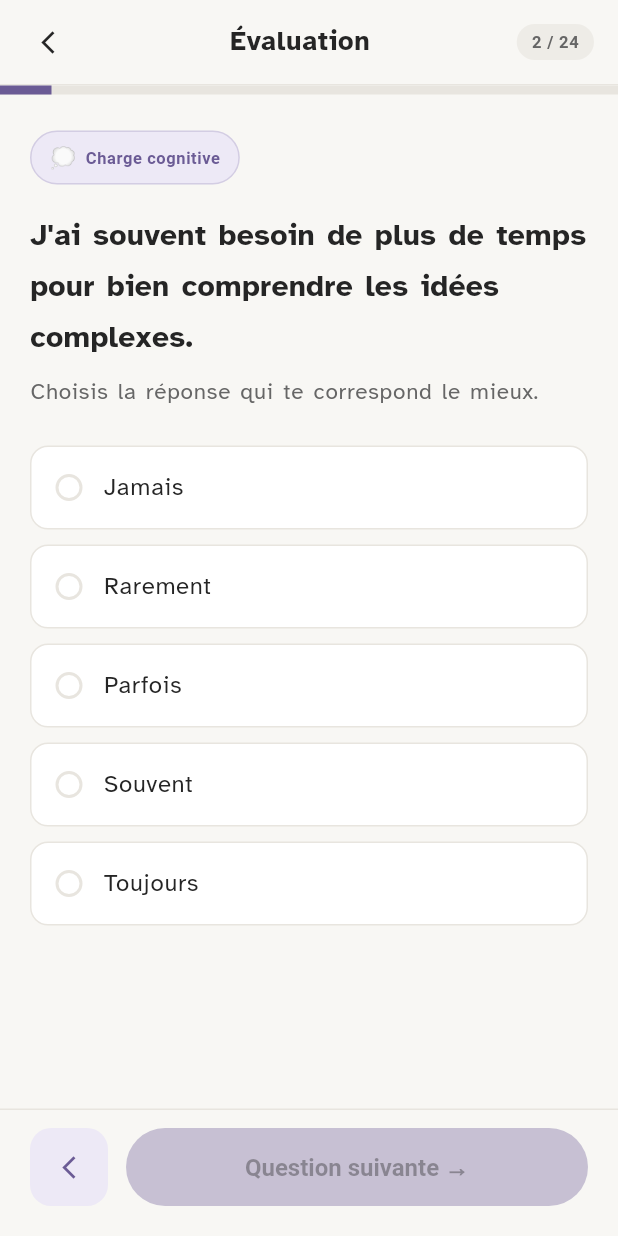
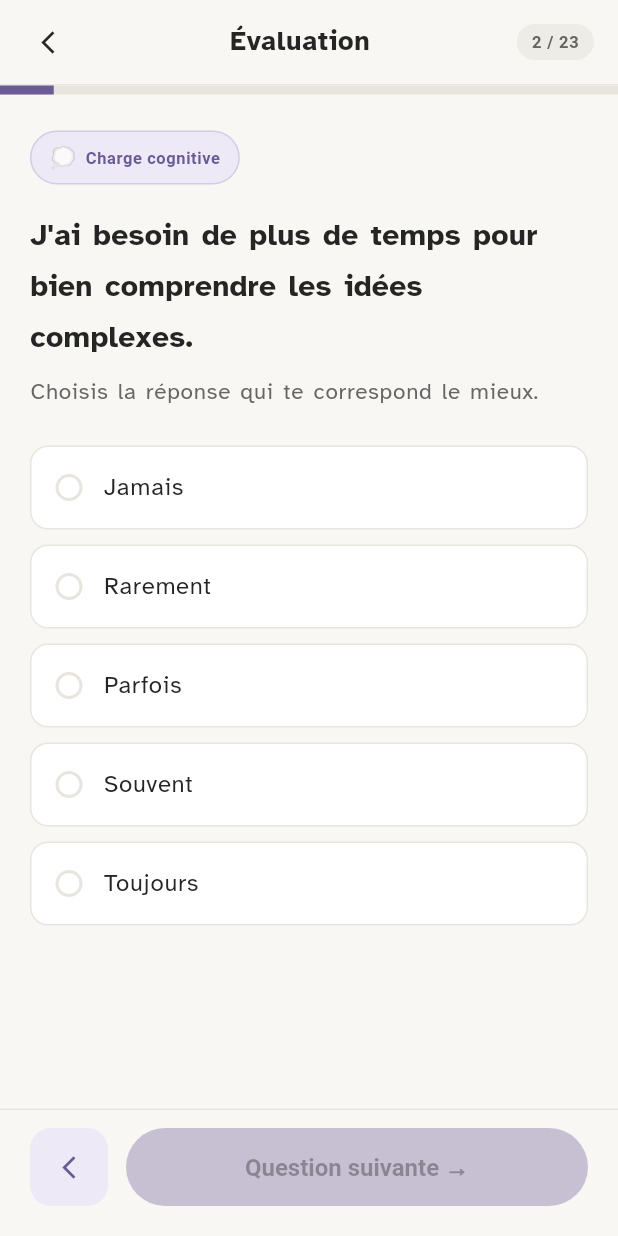
Before and after one commit to Abderrahmen-Benmakhloufi/dyclic, a Flutter app: the DiagnosticQuestionScreen screen opened directly, after a tap on "Oui", after a tap on "Non", after a tap on "Question suivante →", on a phone screen of 412 x 824 dp. Run offline on Flutter 3.47's test engine with Material 3 defaults, Android fonts, the phone set to English and light mode, and no system bars; our stand-ins replace flutter_riverpod, shared_preferences; accounts and stored records are empty.

Commit message:
fix: update diagnostic questions, prevent text overflow, and fix skip navigation

```diff
--- a/app/lib/core/learner_profile/learner_profile_notifier.dart
+++ b/app/lib/core/learner_profile/learner_profile_notifier.dart
@@ -78,7 +78,7 @@ class LearnerProfileNotifier extends StateNotifier<LearnerProfile> {
 
   // ── public actions ────────────────────────────────────────────────────────
 
-  /// Save a completed profile after all 24 questions are answered.
+  /// Save a completed profile after all 23 questions are answered.
   Future<void> saveCompletedProfile(LearnerProfile profile) async {
     state = profile;
     await Future.wait([
--- a/app/lib/features/diagnostic/data/diagnostic_questions.dart
+++ b/app/lib/features/diagnostic/data/diagnostic_questions.dart
@@ -1,4 +1,4 @@
-// All 24 diagnostic questions with their metadata.
+// All 23 diagnostic questions with their metadata.
 // Question IDs are stable keys used in LearnerProfile.answers map.
 
 // ---------------------------------------------------------------------------
@@ -74,7 +74,7 @@ const List<String> frequencyLabels = [
 ];
 
 // ---------------------------------------------------------------------------
-// The 24 questions
+// The 23 questions
 // ---------------------------------------------------------------------------
 
 const List<DiagnosticQuestion> diagnosticQuestions = [
@@ -87,14 +87,14 @@ const List<DiagnosticQuestion> diagnosticQuestions = [
   ),
   DiagnosticQuestion(
     id: 'q2',
-    text: "J'ai souvent besoin de plus de temps pour bien comprendre les idées complexes.",
+    text: "J'ai besoin de plus de temps pour bien comprendre les idées complexes.",
     type: QuestionType.frequency,
     categoryName: 'Charge cognitive',
     categoryEmoji: '💭',
   ),
   DiagnosticQuestion(
     id: 'q3',
-    text: "Je me sens souvent mentalement épuisé(e) après de longues séances de lecture ou d'écriture.",
+    text: "Je me sens mentalement épuisé(e) après de longues séances de lecture ou d'écriture.",
     type: QuestionType.frequency,
     categoryName: 'Charge cognitive',
     categoryEmoji: '💭',
@@ -109,7 +109,7 @@ const List<DiagnosticQuestion> diagnosticQuestions = [
       "Les comprends immédiatement et m'en souviens.",
       'Préfère les avoir par écrit.',
       "Ai besoin de les entendre plusieurs fois.",
-      "Les oublie souvent si elles ne sont pas répétées.",
+      "Les oublie souvent si elles ne sont pas répétées plusieurs fois.",
     ],
   ),
   DiagnosticQuestion(
@@ -149,7 +149,7 @@ const List<DiagnosticQuestion> diagnosticQuestions = [
   ),
   DiagnosticQuestion(
     id: 'q10',
-    text: "Je confonds parfois des lettres qui se ressemblent visuellement, comme « b » et « d ».",
+    text: "Je confonds des lettres qui se ressemblent visuellement, comme « b » et « d ».",
     type: QuestionType.frequency,
     categoryName: 'Fluidité de lecture',
     categoryEmoji: '📖',
@@ -225,22 +225,15 @@ const List<DiagnosticQuestion> diagnosticQuestions = [
     categoryEmoji: '✍️',
   ),
   DiagnosticQuestion(
-    id: 'q21',
-    text: "J'ai besoin de plus de temps que mes camarades pour terminer les travaux écrits.",
-    type: QuestionType.frequency,
-    categoryName: 'Fluidité de lecture',
-    categoryEmoji: '📖',
-  ),
-  DiagnosticQuestion(
     id: 'q22',
-    text: "J'ai du mal à mémoriser les règles de grammaire, par exemple la règle qui consiste à ajouter un « u » après la lettre « g » pour obtenir certains sons.",
+    text: "J'ai du mal à mémoriser certaines règles de grammaire, par exemple la différence entre le son de « g » dans « gare » et celui de « g » dans « girafe ».",
     type: QuestionType.frequency,
     categoryName: 'Orthographe',
     categoryEmoji: '✍️',
   ),
   DiagnosticQuestion(
     id: 'q23',
-    text: "J'ai des difficultés à comprendre les consignes dans toutes les matières, notamment en histoire-géographie, en sciences de la vie et de la Terre (SVT) et en mathématiques.",
+    text: "J'ai des difficultés à comprendre les consignes",
     type: QuestionType.frequency,
     categoryName: 'Mémoire auditive',
     categoryEmoji: '🧠',
--- a/app/lib/features/diagnostic/diagnostic_result_screen.dart
+++ b/app/lib/features/diagnostic/diagnostic_result_screen.dart
@@ -165,7 +165,10 @@ class DiagnosticResultScreen extends ConsumerWidget {
                 .read(learnerProfileProvider.notifier)
                 .saveCompletedProfile(profile);
             if (context.mounted) {
-              Navigator.of(context).popUntil((route) => route.isFirst);
+              Navigator.of(context).pushAndRemoveUntil(
+                MaterialPageRoute(builder: (_) => const HomeScreen()),
+                (route) => false,
+              );
             }
           },
           style: ElevatedButton.styleFrom(
```
Also changed, not shown: app/lib/core/learner_profile/learner_profile_model.dart (+6 -6 lines), app/lib/features/diagnostic/diagnostic_gate_screen.dart (+18 -4 lines), app/lib/features/onboarding/onboarding_screen.dart (+7 -0 lines), 2 other files.
